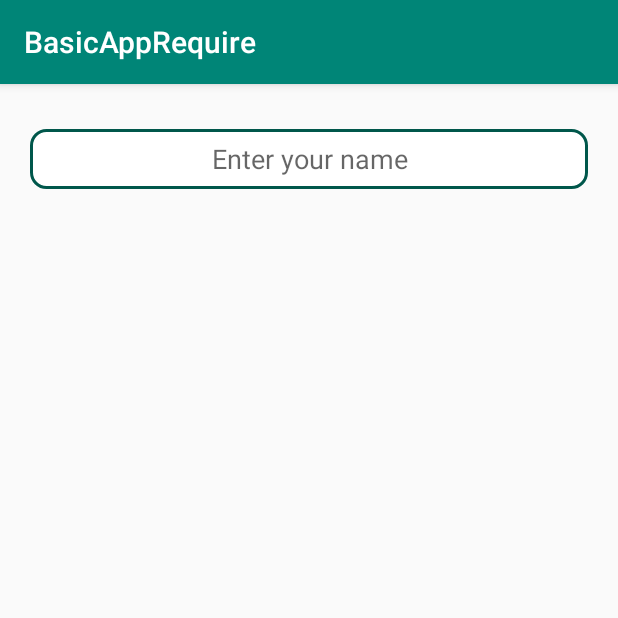
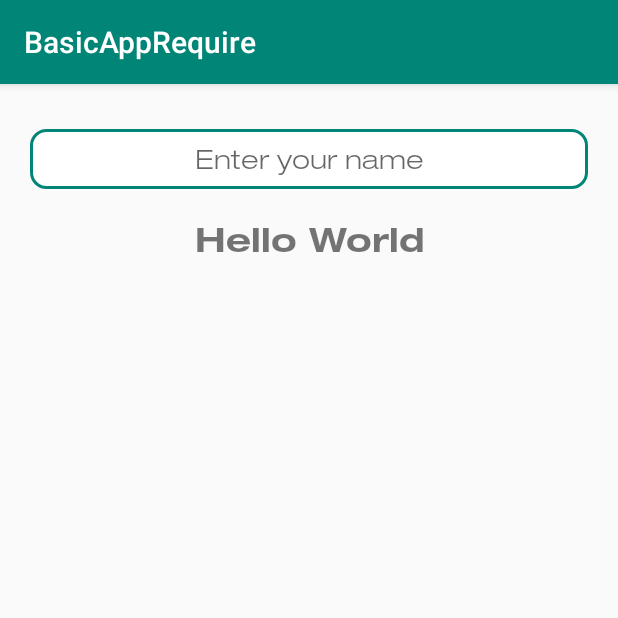
Before and after one commit to koteswarkvana/BasicAppRequirement, an Android app: the EditTextBackgroundActivity screen opened directly, with no data from a screen before it, on a phone screen of 412 x 824 dp, the top half of it. Run offline under Robolectric (Android 15) with nearby library versions, the phone set to English and light mode, and no system bars.

Commit message:
Added custom font style for textview,edittext and button.

```diff
--- a/app/src/main/AndroidManifest.xml
+++ b/app/src/main/AndroidManifest.xml
@@ -1,5 +1,6 @@
 <?xml version="1.0" encoding="utf-8"?>
 <manifest xmlns:android="http://schemas.android.com/apk/res/android"
+    xmlns:tools="http://schemas.android.com/tools"
     package="com.example.basicapprequire">
 
     <application
@@ -8,8 +9,9 @@
         android:label="@string/app_name"
         android:roundIcon="@mipmap/ic_launcher_round"
         android:supportsRtl="true"
-        android:theme="@style/AppTheme">
-        <activity android:name=".activity.EditTextBackgroundActivity"></activity>
+        android:theme="@style/AppTheme"
+        tools:ignore="GoogleAppIndexingWarning">
+        <activity android:name=".activity.EditTextBackgroundActivity"/>
         <activity android:name=".activity.MainActivity">
             <intent-filter>
                 <action android:name="android.intent.action.MAIN" />
--- /dev/null
+++ b/app/src/main/java/com/example/basicapprequire/customfontforviews/HelveticaEditText.java
@@ -0,0 +1,28 @@
+package com.example.basicapprequire.customfontforviews;
+
+import android.content.Context;
+import android.graphics.Typeface;
+import android.support.v7.widget.AppCompatEditText;
+import android.util.AttributeSet;
+
+public class HelveticaEditText extends AppCompatEditText {
+    public HelveticaEditText(Context context) {
+        super(context);
+        setFaceType();
+    }
+
+    public HelveticaEditText(Context context, AttributeSet attrs) {
+        super(context, attrs);
+        setFaceType();
+    }
+
+    public HelveticaEditText(Context context, AttributeSet attrs, int defStyleAttr) {
+        super(context, attrs, defStyleAttr);
+        setFaceType();
+    }
+
+    private void setFaceType() {
+        Typeface typeface = Typeface.createFromAsset(getContext().getAssets(), "HelveticaNeue-LightExt.otf");
+        setTypeface(typeface);
+    }
+}
--- /dev/null
+++ b/app/src/main/java/com/example/basicapprequire/customfontforviews/HelveticaTextView.java
@@ -0,0 +1,28 @@
+package com.example.basicapprequire.customfontforviews;
+
+import android.content.Context;
+import android.graphics.Typeface;
+import android.support.v7.widget.AppCompatTextView;
+import android.util.AttributeSet;
+
+public class HelveticaTextView extends AppCompatTextView {
+    public HelveticaTextView(Context context) {
+        super(context);
+        setFaceType();
+    }
+
+    public HelveticaTextView(Context context, AttributeSet attrs) {
+        super(context, attrs);
+        setFaceType();
+    }
+
+    public HelveticaTextView(Context context, AttributeSet attrs, int defStyleAttr) {
+        super(context, attrs, defStyleAttr);
+        setFaceType();
+    }
+
+    private void setFaceType() {
+        Typeface typeface = Typeface.createFromAsset(getContext().getAssets(), "HelveticaNeue-BoldExt.otf");
+        setTypeface(typeface);
+    }
+}
--- a/app/src/main/res/drawable-v24/edittext_rounded_corners_color.xml
+++ b/app/src/main/res/drawable/edittext_rounded_corners_color.xml
@@ -6,5 +6,5 @@
     <corners android:radius="10dp" />
     <stroke
         android:width="2dp"
-        android:color="@color/colorPrimaryDark" />
+        android:color="@color/colorPrimary" />
 </shape>
--- a/app/src/main/res/layout/activity_edit_text_background.xml
+++ b/app/src/main/res/layout/activity_edit_text_background.xml
@@ -4,9 +4,10 @@
     xmlns:tools="http://schemas.android.com/tools"
     android:layout_width="match_parent"
     android:layout_height="match_parent"
+    android:orientation="vertical"
     tools:context=".activity.EditTextBackgroundActivity">
 
-    <EditText
+    <com.example.basicapprequire.customfontforviews.HelveticaEditText
         android:layout_width="match_parent"
         android:layout_height="40dp"
         android:layout_marginTop="30dp"
@@ -16,4 +17,12 @@
         android:hint="Enter your name"
         android:background="@drawable/edittext_rounded_corners_color"
         />
+
+    <com.example.basicapprequire.customfontforviews.HelveticaTextView
+        android:layout_width="match_parent"
+        android:layout_height="wrap_content"
+        android:layout_marginTop="20dp"
+        android:text="Hello World"
+        android:textSize="22dp"
+        android:gravity="center"/>
 </LinearLayout>
```
Also changed, not shown: app/src/main/java/com/example/basicapprequire/customfontforviews/CustomViewPager.java (added, +41 -0 lines), app/src/main/java/com/example/basicapprequire/customfontforviews/HelveticaButton.java (added, +28 -0 lines), app/src/main/java/com/example/basicapprequire/customfontforviews/HorizontalBarView.java (added, +58 -0 lines), app/src/main/assets/HelveticaNeue-BoldExt.otf (added), app/src/main/assets/HelveticaNeue-LightExt.otf (added).
